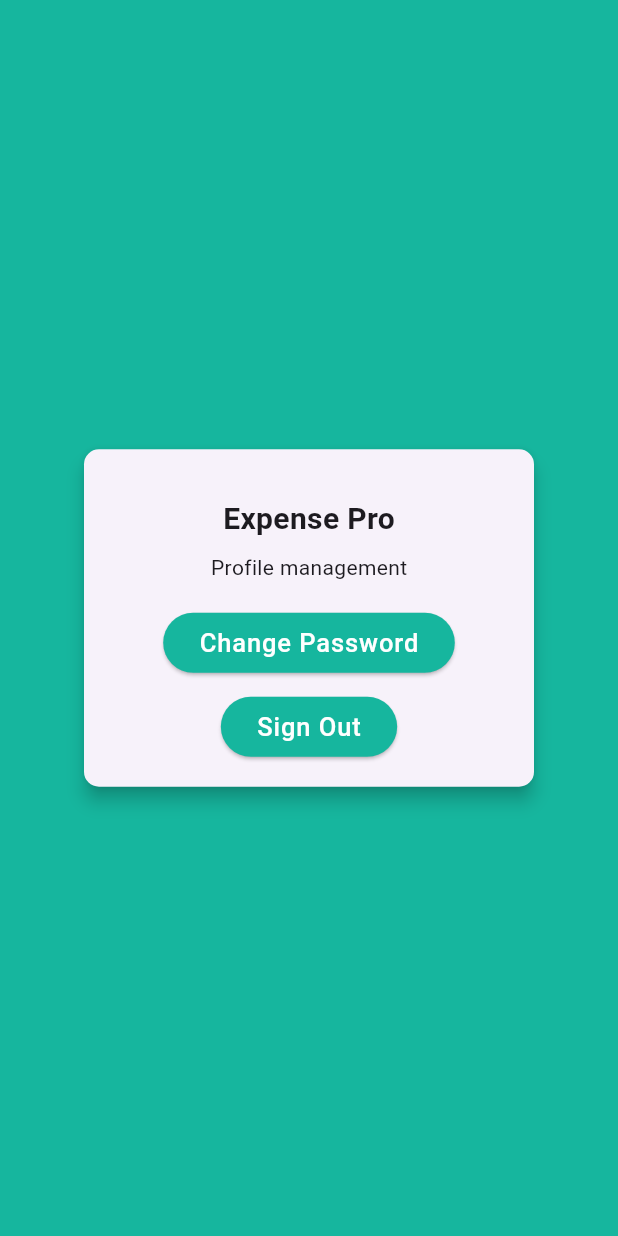
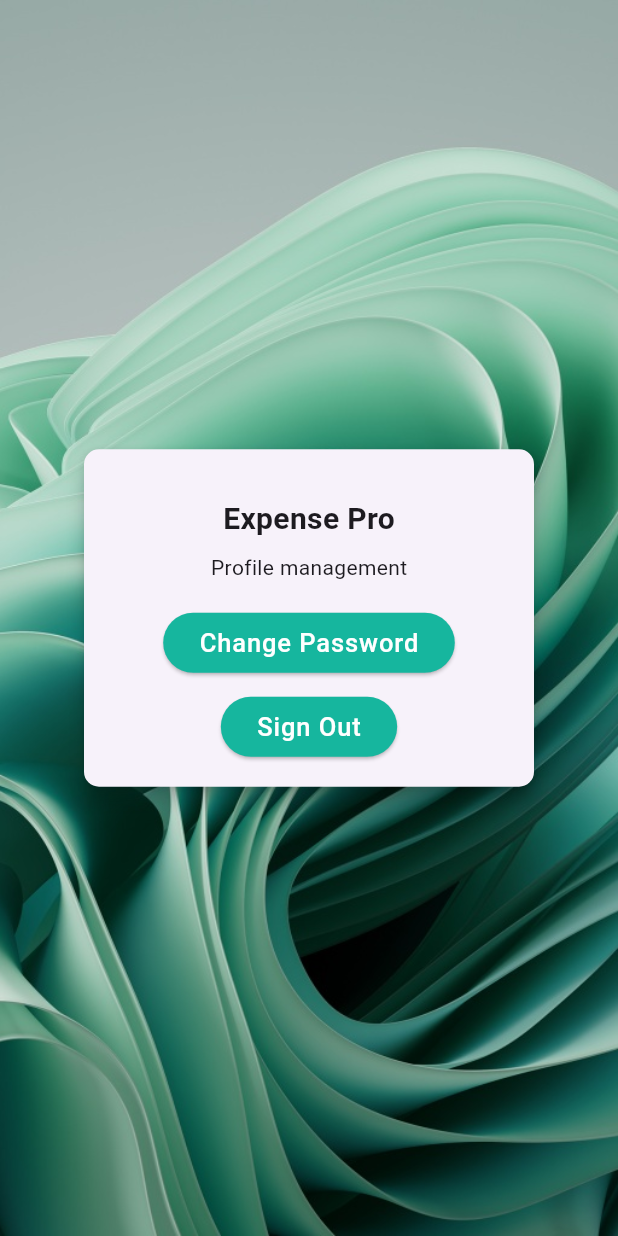
Before and after one commit to mahmoudbahkiry/expense-tracker-flutter, a Flutter app: the PageProfile screen opened directly, on a phone screen of 412 x 824 dp. Run offline on Flutter 3.47's test engine with Material 3 defaults, Android fonts, the phone set to English and light mode, and no system bars; our stand-ins replace charts_flutter, cloud_firestore, firebase_auth, firebase_core, flutter_spinkit, pie_chart and 1 more; accounts and stored records are empty.

Commit message:
Removed unused files and added Background image for profile

```diff
--- a/lib/TransactionHistory.dart
+++ b/lib/TransactionHistory.dart
@@ -8,9 +8,6 @@ class FetchData extends StatefulWidget {
 
 class _MyWidgetState extends State<FetchData> {
   List<Map<String, dynamic>> _data = [];
-
-
-
 
   @override
   void didChangeDependencies() {
@@ -79,7 +76,7 @@ Widget build(BuildContext context) {
               ],
             ),
             style: ElevatedButton.styleFrom(
-              backgroundColor: Color.fromARGB(172, 33, 149, 243),
+              backgroundColor: Color.fromARGB(255, 22, 182, 158),
               foregroundColor: Colors.white,
             ),
           );
--- a/lib/home_page.dart
+++ b/lib/home_page.dart
@@ -1,4 +1,3 @@
-
 import 'package:expense_tracker_project/income_expence_dropdown_menu.dart';
 import 'package:expense_tracker_project/views/forget_pass.dart';
 import 'package:firebase_auth/firebase_auth.dart';
@@ -13,11 +12,13 @@ class PageHome extends StatelessWidget {
       resizeToAvoidBottomInset: false,
       body: Stack(
         children: <Widget>[
-          Column(
-            children: <Widget>[
-              Expanded(child: MyPieChart()),
-              Expanded(child: FetchData(),),
-            ],
+          Container(
+            decoration: BoxDecoration(
+              image: DecorationImage(
+                image: AssetImage('images/dashpic.jpg'),
+                fit: BoxFit.cover,
+              ),
+            ),
           ),
           Align(
             alignment: Alignment.bottomRight,
@@ -31,6 +32,12 @@ class PageHome extends StatelessWidget {
                 child: const Icon(Icons.add),
               ),
             ),
+          ),
+          Column(
+            children: <Widget>[
+              Expanded(child: MyPieChart()),
+              Expanded(child: FetchData()),
+            ],
           ),
         ],
       ),
@@ -124,7 +131,6 @@ class _HomePage2State extends State<HomePage2> {
   }
 }
 
-
 class PageProfile extends StatelessWidget {
   Future<void> _signOut() async {
     await FirebaseAuth.instance.signOut();
@@ -136,14 +142,10 @@ class PageProfile extends StatelessWidget {
       body: Stack(
         children: [
           Container(
-            decoration: const BoxDecoration(
-              gradient: LinearGradient(
-                begin: Alignment.topCenter,
-                end: Alignment.bottomCenter,
-                colors: [
-                  Color.fromARGB(255, 22, 182, 158),
-                  Color.fromARGB(255, 22, 182, 158),
-                ],
+            decoration: BoxDecoration(
+              image: DecorationImage(
+                image: AssetImage('images/dashpic.jpg'),
+                fit: BoxFit.cover,
               ),
             ),
           ),
```
Also changed, not shown: lib/TransactionList.dart (deleted, +0 -30 lines), lib/dashboard.dart (deleted, +0 -34 lines), pubspec.yaml (+5 -2 lines), images/dashpic.jpg (added), images/homepic.jpg (added), images/profilepic.jpeg (added), images/profilepicture.png (added), lib/data.txt (deleted), 1 other file.
